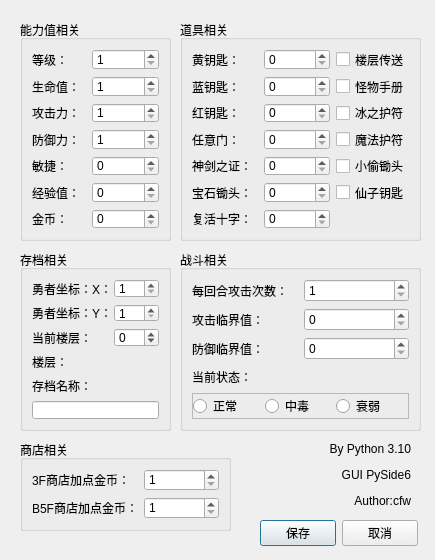
Above: setting.ui from cfwnico/xinSavedataEditor before the change. Below: the same form after it.
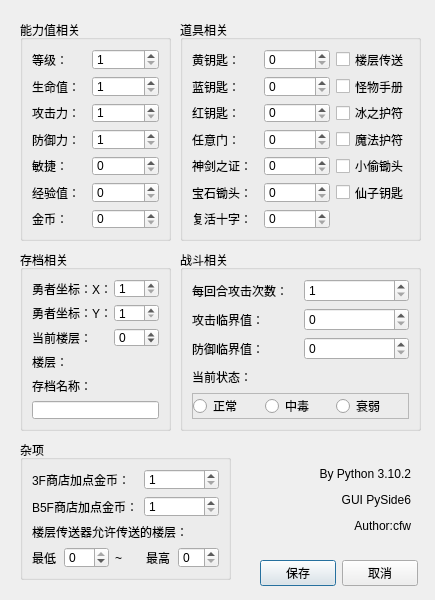
That is the form after the change.

```diff
--- a/setting.ui
+++ b/setting.ui
@@ -7,19 +7,19 @@
     <x>0</x>
     <y>0</y>
     <width>435</width>
-    <height>560</height>
+    <height>600</height>
    </rect>
   </property>
   <property name="minimumSize">
    <size>
     <width>435</width>
-    <height>560</height>
+    <height>600</height>
    </size>
   </property>
   <property name="maximumSize">
    <size>
     <width>435</width>
-    <height>560</height>
+    <height>600</height>
    </size>
   </property>
   <property name="windowTitle">
@@ -519,11 +519,11 @@
      <x>20</x>
      <y>440</y>
      <width>211</width>
-     <height>91</height>
+     <height>140</height>
     </rect>
    </property>
    <property name="title">
-    <string>商店相关</string>
+    <string>杂项</string>
    </property>
    <layout class="QGridLayout" name="gridLayout_5">
     <item row="0" column="0">
@@ -543,6 +543,13 @@
       </property>
      </widget>
     </item>
+    <item row="2" column="0" colspan="2">
+     <widget class="QLabel" name="label_26">
+      <property name="text">
+       <string>楼层传送器允许传送的楼层：</string>
+      </property>
+     </widget>
+    </item>
     <item row="1" column="0">
      <widget class="QLabel" name="label_25">
       <property name="text">
@@ -560,26 +567,55 @@
       </property>
      </widget>
     </item>
+    <item row="3" column="0" colspan="2">
+     <layout class="QHBoxLayout" name="horizontalLayout_3">
+      <item>
+       <widget class="QLabel" name="label_28">
+        <property name="text">
+         <string>最低</string>
+        </property>
+       </widget>
+      </item>
+      <item>
+       <widget class="QSpinBox" name="minf_edit">
+        <property name="minimum">
+         <number>-25</number>
+        </property>
+        <property name="maximum">
+         <number>0</number>
+        </property>
+       </widget>
+      </item>
+      <item>
+       <widget class="QLabel" name="label_27">
+        <property name="text">
+         <string>~</string>
+        </property>
+       </widget>
+      </item>
+      <item>
+       <widget class="QLabel" name="label_29">
+        <property name="text">
+         <string>最高</string>
+        </property>
+       </widget>
+      </item>
+      <item>
+       <widget class="QSpinBox" name="maxf_edit">
+        <property name="maximum">
+         <number>20</number>
+        </property>
+       </widget>
+      </item>
+     </layout>
+    </item>
    </layout>
   </widget>
-  <widget class="QLabel" name="about_label">
-   <property name="geometry">
-    <rect>
-     <x>250</x>
-     <y>440</y>
-     <width>161</width>
-     <height>71</height>
-    </rect>
-   </property>
-   <property name="text">
-    <string>&lt;html&gt;&lt;head/&gt;&lt;body&gt;&lt;p align=&quot;right&quot;&gt;By Python 3.10&lt;/p&gt;&lt;p align=&quot;right&quot;&gt;GUI PySide6&lt;/p&gt;&lt;p align=&quot;right&quot;&gt;Author:cfw&lt;/p&gt;&lt;/body&gt;&lt;/html&gt;</string>
-   </property>
-  </widget>
-  <widget class="QWidget" name="">
+  <widget class="QWidget" name="layoutWidget">
    <property name="geometry">
     <rect>
      <x>260</x>
-     <y>520</y>
+     <y>560</y>
      <width>158</width>
      <height>26</height>
     </rect>
@@ -601,6 +637,19 @@
     </item>
    </layout>
   </widget>
+  <widget class="QLabel" name="label_30">
+   <property name="geometry">
+    <rect>
+     <x>250</x>
+     <y>450</y>
+     <width>161</width>
+     <height>101</height>
+    </rect>
+   </property>
+   <property name="text">
+    <string>&lt;html&gt;&lt;head/&gt;&lt;body&gt;&lt;p align=&quot;right&quot;&gt;By Python 3.10.2&lt;/p&gt;&lt;p align=&quot;right&quot;&gt;GUI PySide6&lt;/p&gt;&lt;p align=&quot;right&quot;&gt;Author:cfw&lt;/p&gt;&lt;/body&gt;&lt;/html&gt;</string>
+   </property>
+  </widget>
  </widget>
  <resources/>
  <connections/>
```
Left out of the diff: 14 changed lines with no effect on the pictures.
